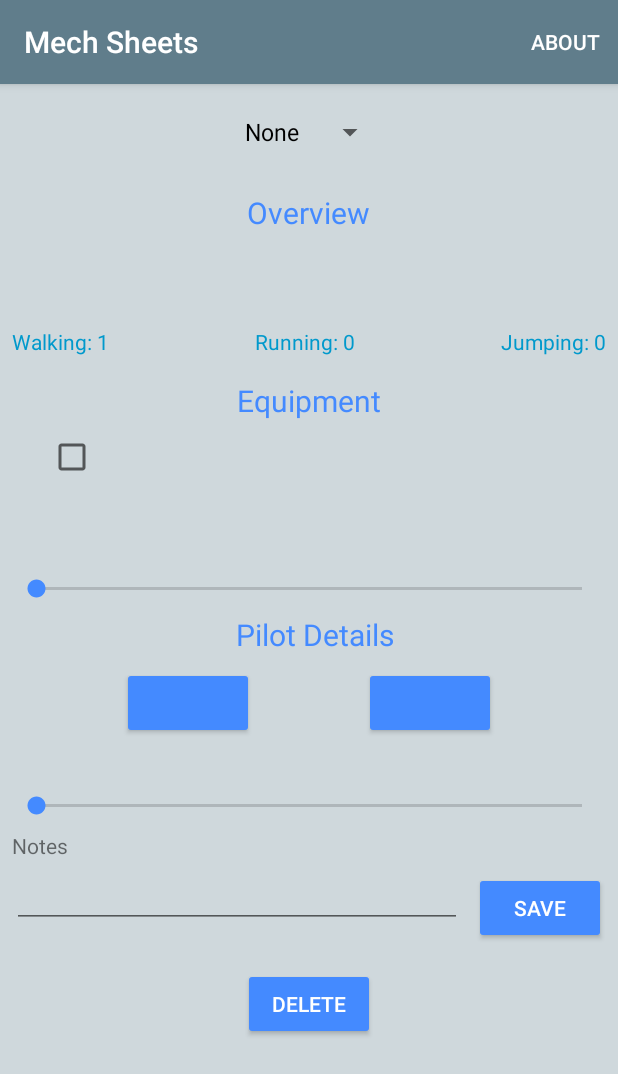
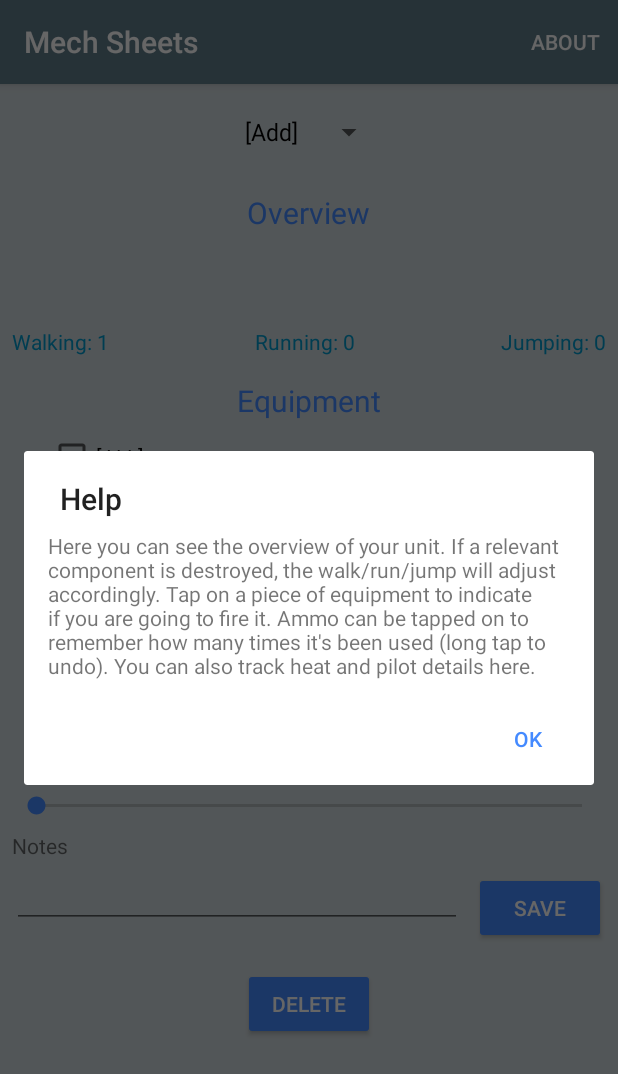
Before and after one commit to Terence-D/MechSheets, an Android app: the fragment FragmentOverview placed in its activity, on a phone screen of 412 x 824 dp. Shown: the top 1074 px of the screen. Run offline under Robolectric (Android 15) with nearby library versions, the phone set to English and light mode, and no system bars; 44 statements that could not run were skipped.

Commit message:
Fix for not disabling Clan Endo Steel components Enhanced handling non targetable components Changed the spinner first entry None to [Add] Fix crash for version 1.1 MTF files Create error message for user on invalid file format Prevent mek being added if the file operation fails Fixed bug with disabling weapons that have destroyed components

```diff
--- a/app/build.gradle
+++ b/app/build.gradle
@@ -13,8 +13,8 @@ android {
         applicationId "ca.coffeeshopstudio.meksheets"
         minSdkVersion 19
         targetSdkVersion 27
-        versionCode 1
-        versionName "1.0"
+        versionCode 3
+        versionName "1.0.1"
         testInstrumentationRunner "android.support.test.runner.AndroidJUnitRunner"
     }
     buildTypes {
--- a/app/src/main/java/ca/coffeeshopstudio/meksheets/models/Mek.java
+++ b/app/src/main/java/ca/coffeeshopstudio/meksheets/models/Mek.java
@@ -56,7 +56,7 @@ public class Mek {
 
     private List<Ammo> ammo = new ArrayList<>();
 
-    private static final String MTF_VERSION = "Version:1.0";
+    private static final String MTF_VERSION = "Version:1.";
     public static final String MTF_EMPTY = "-Empty-";
     public static final String MTF_ENDO = "Endo-Steel";
     public static final String MTF_FERRO = "Ferro-Fibrous";
@@ -482,7 +482,7 @@ public class Mek {
             }
             component = br.readLine();
         }
-        while (!component.startsWith(" ") && !component.isEmpty() && position < getComponents(location).length - 1);
+        while ((component != null) && !component.startsWith(" ") && !component.isEmpty() && position < getComponents(location).length - 1);
     }
 
     public void removeEquipment(String equipment) {
--- a/app/src/main/java/ca/coffeeshopstudio/meksheets/views/BaseFragment.java
+++ b/app/src/main/java/ca/coffeeshopstudio/meksheets/views/BaseFragment.java
@@ -9,9 +9,15 @@ package ca.coffeeshopstudio.meksheets.views;
 
 import android.app.Fragment;
 import android.content.Context;
+import android.content.SharedPreferences;
 import android.net.Uri;
+import android.preference.PreferenceManager;
+import android.support.v7.app.AlertDialog;
+import android.view.LayoutInflater;
 import android.view.View;
+import android.widget.TextView;
 
+import ca.coffeeshopstudio.meksheets.R;
 import ca.coffeeshopstudio.meksheets.models.Mek;
 
 public abstract class BaseFragment extends Fragment {
@@ -49,6 +55,46 @@ public abstract class BaseFragment extends Fragment {
         updateView();
     }
 
+    protected void loadDialog(int helpMsg, String helpMainPref) {
+        SharedPreferences prefs = PreferenceManager.getDefaultSharedPreferences(getActivity());
+        boolean sawWindow = prefs.getBoolean(helpMainPref, false);
+        if (!sawWindow) {
+            displayMessage(helpMsg);
+            prefs.edit().putBoolean(helpMainPref, true).apply();
+        }
+    }
+
+    private void displayMessage(int helpMsg) {
+        LayoutInflater inflater = LayoutInflater.from(getActivity());
+        View view = inflater.inflate(R.layout.alert_dialog, null);
+
+        TextView msg = view.findViewById(R.id.textmsg);
+        msg.setText(helpMsg);
+        AlertDialog.Builder alertDialog = new AlertDialog.Builder(getActivity());
+        alertDialog.setTitle(R.string.help_title);
+
+        alertDialog.setView(view);
+        alertDialog.setPositiveButton(android.R.string.ok, null);
+        AlertDialog alert = alertDialog.create();
+        alert.show();
+    }
+
+    /**
+     * This will take in a string and remove dashes and spaces and make it uppercase
+     *
+     * @param input string we are modifying
+     * @return modified string
+     */
+    protected String sanitizeString(String input) {
+        String sanitizedString = input;
+        //strip out all dashes, spaces, and make everything uppercase
+        sanitizedString = sanitizedString.replace("-", "");
+        sanitizedString = sanitizedString.replace(" ", "");
+        sanitizedString = sanitizedString.replace("(omnipod)", "");
+        sanitizedString = sanitizedString.toUpperCase();
+        return sanitizedString;
+    }
+
     abstract void updateView();
 
 }
--- a/app/src/main/java/ca/coffeeshopstudio/meksheets/views/FragmentArmor.java
+++ b/app/src/main/java/ca/coffeeshopstudio/meksheets/views/FragmentArmor.java
@@ -52,6 +52,8 @@ public class FragmentArmor extends BaseFragment implements View.OnClickListener,
                 child.setOnLongClickListener(this);
             }
         }
+
+        loadDialog(R.string.help_armor, "armor");
 
         return root;
     }
--- a/app/src/main/java/ca/coffeeshopstudio/meksheets/views/FragmentMain.java
+++ b/app/src/main/java/ca/coffeeshopstudio/meksheets/views/FragmentMain.java
@@ -47,6 +47,9 @@ public class FragmentMain extends BaseFragment implements View.OnClickListener {
 
         int unitCount = ((ActivityMain) getActivity()).getMekCount();
         ((TextView) root.findViewById(R.id.txtUnitCount)).setText(getString(R.string.main_units_loaded, unitCount));
+
+        loadDialog(R.string.help_main, "main");
+
         return root;
     }
 
--- a/app/src/main/java/ca/coffeeshopstudio/meksheets/views/FragmentOverview.java
+++ b/app/src/main/java/ca/coffeeshopstudio/meksheets/views/FragmentOverview.java
@@ -70,6 +70,9 @@ public class FragmentOverview extends BaseFragment implements SeekBar.OnSeekBarC
         root.findViewById(R.id.btnTwistRight).setOnClickListener(this);
         root.findViewById(R.id.btnTwistLeft).setOnClickListener(this);
         root.findViewById(R.id.btnTwistFront).setOnClickListener(this);
+        loadDialog(R.string.help_overview, "overview");
+
+
         return root;
     }
 
@@ -314,7 +317,7 @@ public class FragmentOverview extends BaseFragment implements SeekBar.OnSeekBarC
         List<String> destroyedGear = getDestroyedGear();
 
         equipmentList.removeAllViews();
-        addEquipmentCheckbox("", false, false, new View.OnClickListener() {
+        addEquipmentCheckbox(getString(R.string.all), false, false, new View.OnClickListener() {
             @Override
             public void onClick(View view) {
                 for (int i = 0; i < equipmentList.getChildCount(); i++) {
@@ -328,7 +331,16 @@ public class FragmentOverview extends BaseFragment implements SeekBar.OnSeekBarC
             }
         });
         for (final Mek.Equipment equipment : mek.getEquipment()) {
-            if (!destroyedGear.contains(equipment.getName())) {
+            boolean foundGear = false;
+            for (int i = 0; i < destroyedGear.size(); i++) {
+                String destroyedItem = sanitizeString(destroyedGear.get(i));
+                String itemSearchingFor = sanitizeString(equipment.getName());
+                if (destroyedItem.contains(itemSearchingFor) || itemSearchingFor.contains(destroyedItem)) {
+                    foundGear = true;
+                    destroyedGear.remove(i);
+                }
+            }
+            if (!foundGear) {
                 addEquipmentCheckbox(equipment.getName(), equipment.isChecked(), false, new View.OnClickListener() {
                     @Override
                     public void onClick(View view) {
@@ -342,7 +354,6 @@ public class FragmentOverview extends BaseFragment implements SeekBar.OnSeekBarC
                         equipment.setChecked(!equipment.isChecked());
                     }
                 });
-                destroyedGear.remove(equipment.getName());
             }
         }
 
@@ -407,7 +418,6 @@ public class FragmentOverview extends BaseFragment implements SeekBar.OnSeekBarC
                 rv.add(componentName + ", " + "Right Arm");
             }
         }
-
 
         return rv;
     }
--- /dev/null
+++ b/app/src/main/res/layout/alert_dialog.xml
@@ -0,0 +1,25 @@
+<?xml version="1.0" encoding="utf-8"?><!--
+  ~ Copyright (c) 2018
+  ~ Terry Doerksen
+  ~ https://creativecommons.org/licenses/by-nc/4.0/
+  ~
+  -->
+
+<ScrollView xmlns:android="http://schemas.android.com/apk/res/android"
+    android:layout_width="fill_parent"
+    android:layout_height="fill_parent">
+
+    <LinearLayout
+        android:layout_width="fill_parent"
+        android:layout_height="wrap_content">
+
+        <TextView
+            android:id="@+id/textmsg"
+            android:layout_width="fill_parent"
+            android:layout_height="fill_parent"
+            android:padding="8dp"
+            android:paddingEnd="16dp"
+            android:paddingStart="16dp" />
+
+    </LinearLayout>
+</ScrollView>
--- a/app/src/main/res/values/strings.xml
+++ b/app/src/main/res/values/strings.xml
@@ -57,7 +57,7 @@
     <string name="main_save">Save</string>
     <string name="overview_description">Notes</string>
     <string name="overview_save">Save</string>
-    <string name="spinner_value_none">None</string>
+    <string name="spinner_value_none">[Add]</string>
     <string name="overview_delete">Delete</string>
     <string name="overview_confirm_delete">Are you sure you want to PERMANENTLY REMOVE the %1$s?</string>
     <string name="main_units_loaded">There are %1$d units loaded</string>
@@ -84,4 +84,11 @@ Mech Sheets software License - Copyright 2018 Terry Doerksen:
     <string name="overview_twist_front">Center</string>
     <string name="overview_twist_left">Left</string>
     <string name="overview_twist_right">Right</string>
+    <string name="help_main">To start using this app, you will need MTF files copied to your phone.  MTF files come from the excellent PC game MegaMek.  Download and extract the latest version to your computer, then copy the MTF files somewhere on your device.  Click the giant + symbol to locate them once this is done!</string>
+    <string name="help_title">Help</string>
+    <string name="help_armor">Single tap on a component once per point of damage the location receives.  If you make a mistake, Long Tap on the location to "repair" one point of damage.</string>
+    <string name="help_components">Tap on a component to indicate it is destroyed - the component will turn red.  </string>
+    <string name="help_overview">Here you can see the overview of your unit.  If a relevant component is destroyed, the walk/run/jump will adjust accordingly.  Tap on a piece of equipment to indicate if you are going to fire it.  Ammo can be tapped on to remember how many times it\'s been used (long tap to undo).  You can also track heat and pilot details here.</string>
+    <string name="invalid_file_format">This does not appear to be a supported file format.  If this should be a valid file, please contact me and provide me the MTF file you were trying to load, thank you.</string>
+    <string name="all">[ALL]</string>
 </resources>
```
Also changed, not shown: app/src/main/java/ca/coffeeshopstudio/meksheets/views/ActivityMain.java (+25 -4 lines), app/src/main/java/ca/coffeeshopstudio/meksheets/views/FragmentComponents.java (+20 -7 lines).
